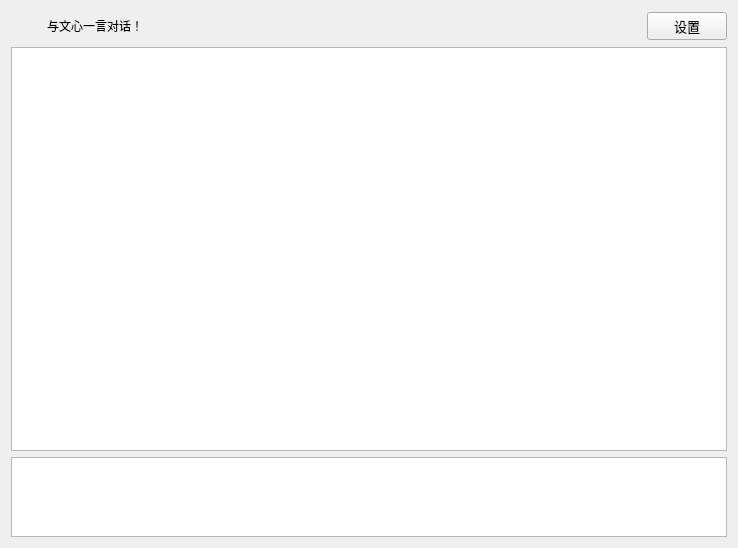
The window that chatwindow.ui (Positron114514/GunShipVPet) describes before a commit, drawn with Qt 5.
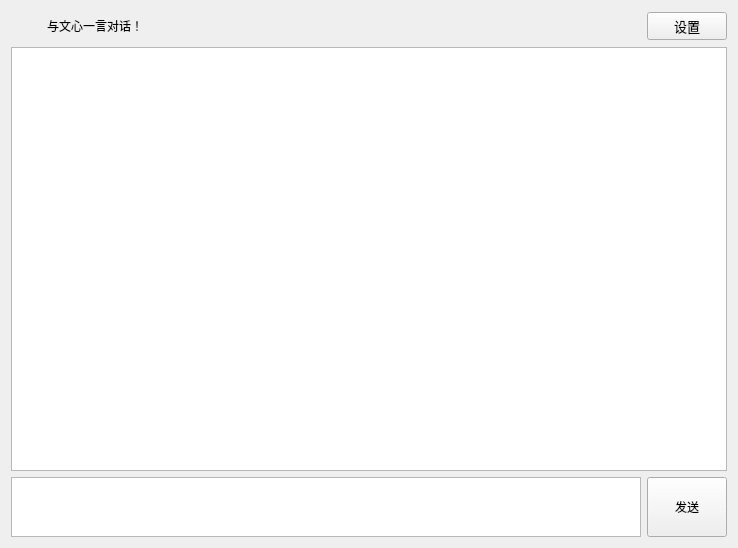
The same window after the commit. Icons and pictures are not drawn.

Diff of the .ui file:
```diff
--- a/chatwindow.ui
+++ b/chatwindow.ui
@@ -112,6 +112,8 @@
     <widget class="QListWidget" name="demoArea"/>
    </item>
    <item>
+    <layout class="QHBoxLayout" name="horizontalLayout">
+     <item>
     <widget class="QTextEdit" name="chat">
      <property name="sizePolicy">
       <sizepolicy hsizetype="Expanding" vsizetype="Fixed">
@@ -122,16 +124,37 @@
      <property name="minimumSize">
       <size>
        <width>0</width>
-       <height>40</height>
+         <height>60</height>
       </size>
      </property>
      <property name="maximumSize">
       <size>
        <width>16777215</width>
-       <height>80</height>
+         <height>60</height>
       </size>
      </property>
     </widget>
+     </item>
+     <item>
+      <widget class="QPushButton" name="btnSend">
+       <property name="minimumSize">
+        <size>
+         <width>29</width>
+         <height>0</height>
+        </size>
+       </property>
+       <property name="maximumSize">
+        <size>
+         <width>16777215</width>
+         <height>60</height>
+        </size>
+       </property>
+       <property name="text">
+        <string>发送</string>
+       </property>
+      </widget>
+     </item>
+    </layout>
    </item>
   </layout>
  </widget>
```
Left out of the diff: 2 changed lines with no effect on the pictures. Lines whose indentation alone changed are shown as unchanged.
